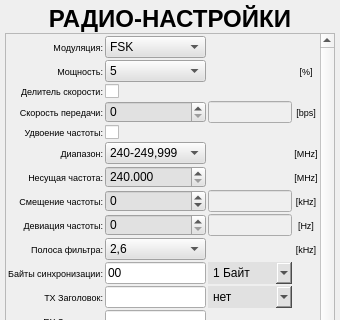
Old version of the form ANDROID_FORMS/si4432_settings_form.ui in the repository DavidSiegman/PLC_RF_Configurator; both pictures show x 0 to 340 and y 0 to 320 of the 340 by 560 pixel window.
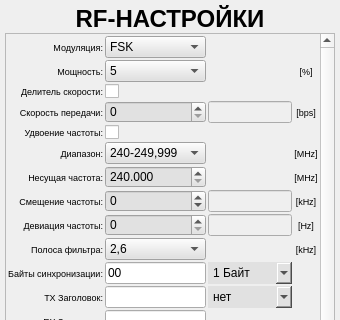
New version of the form. Icons and pictures are not drawn.

What changed in the file:
```diff
--- a/ANDROID_FORMS/si4432_settings_form.ui
+++ b/ANDROID_FORMS/si4432_settings_form.ui
@@ -57,7 +57,7 @@
         </font>
        </property>
        <property name="text">
-        <string>РАДИО-НАСТРОЙКИ</string>
+        <string>RF-НАСТРОЙКИ</string>
        </property>
        <property name="alignment">
         <set>Qt::AlignCenter</set>
```
Left out of the diff: 2 changed lines with no effect on the pictures.
